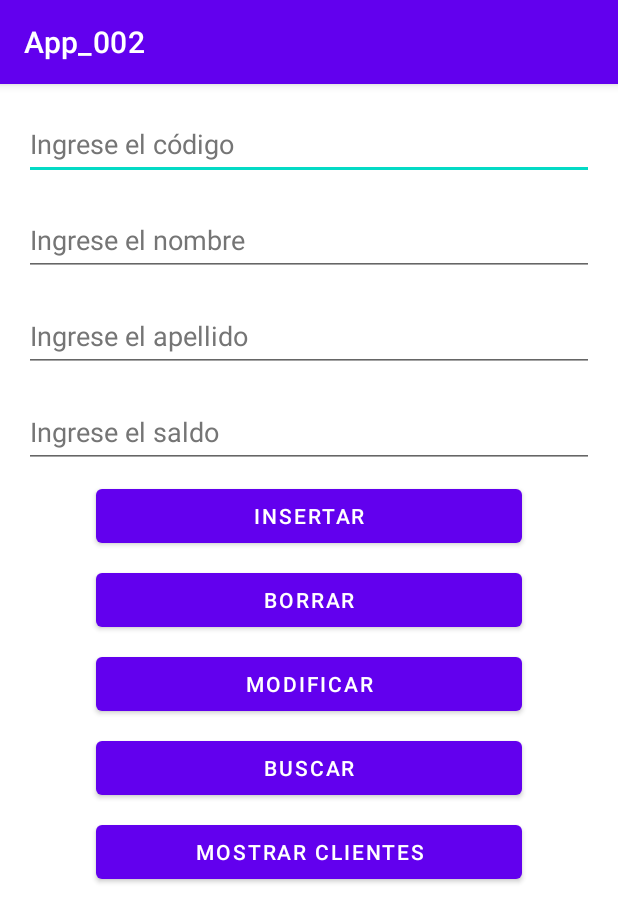
After one commit to fisei-aplicaciones-moviles/App_002, an Android app: the ClientesActivity screen opened directly, with no data from a screen before it, on a phone screen of 412 x 824 dp. The commit adds this screen. Shown: the top 922 px of the screen. Run offline under Robolectric (Android 15) with nearby library versions, the phone set to English and light mode, and no system bars.

Commit message:
Fin de la clases 21-05-2022

```diff
--- a/app/src/main/java/fisei/uta/ec/app_002/IngresoActivity.java
+++ b/app/src/main/java/fisei/uta/ec/app_002/IngresoActivity.java
@@ -36,6 +36,7 @@ public class IngresoActivity extends AppCompatActivity {
 
         if (usuario.equals("admin") && clave.equals("admin"))
         {
+            /*
             // mostrar un activity
             Intent intent = new Intent(IngresoActivity.this, MainActivity.class);
             //Intent intent = new Intent(this, MainActivity.class);
@@ -48,6 +49,11 @@ public class IngresoActivity extends AppCompatActivity {
             //........putExtra
 
             startActivity(intent);
+            *
+             */
+
+           Intent intent = new Intent(this, ClientesActivity.class);
+           startActivity(intent);
         }
         else
         {
--- /dev/null
+++ b/app/src/main/res/layout/activity_clientes.xml
@@ -0,0 +1,142 @@
+<?xml version="1.0" encoding="utf-8"?>
+<androidx.constraintlayout.widget.ConstraintLayout xmlns:android="http://schemas.android.com/apk/res/android"
+    xmlns:app="http://schemas.android.com/apk/res-auto"
+    xmlns:tools="http://schemas.android.com/tools"
+    android:layout_width="match_parent"
+    android:layout_height="match_parent"
+    tools:context=".ClientesActivity">
+
+    <EditText
+        android:id="@+id/editTextCodigo"
+        android:layout_width="0dp"
+        android:layout_height="wrap_content"
+        android:layout_marginStart="16dp"
+        android:layout_marginTop="16dp"
+        android:layout_marginEnd="16dp"
+        android:autofillHints=""
+        android:ems="10"
+        android:hint="@string/edittext_text_codigo"
+        android:inputType="textPersonName"
+        android:minHeight="48dp"
+        android:textColorHint="#757575"
+        app:layout_constraintEnd_toEndOf="parent"
+        app:layout_constraintStart_toStartOf="parent"
+        app:layout_constraintTop_toTopOf="parent" />
+
+    <EditText
+        android:id="@+id/editTextNombre"
+        android:layout_width="0dp"
+        android:layout_height="wrap_content"
+        android:layout_marginStart="16dp"
+        android:layout_marginTop="16dp"
+        android:layout_marginEnd="16dp"
+        android:autofillHints=""
+        android:ems="10"
+        android:hint="@string/edittext_text_nombre"
+        android:inputType="textPersonName"
+        android:minHeight="48dp"
+        android:textColorHint="#757575"
+        app:layout_constraintEnd_toEndOf="parent"
+        app:layout_constraintStart_toStartOf="parent"
+        app:layout_constraintTop_toBottomOf="@+id/editTextCodigo" />
+
+    <EditText
+        android:id="@+id/editTextApellido"
+        android:layout_width="0dp"
+        android:layout_height="wrap_content"
+        android:layout_marginStart="16dp"
+        android:layout_marginTop="16dp"
+        android:layout_marginEnd="16dp"
+        android:autofillHints=""
+        android:ems="10"
+        android:hint="@string/edittext_text_apellido"
+        android:inputType="textPersonName"
+        android:minHeight="48dp"
+        android:textColorHint="#757575"
+        app:layout_constraintEnd_toEndOf="parent"
+        app:layout_constraintStart_toStartOf="parent"
+        app:layout_constraintTop_toBottomOf="@+id/editTextNombre" />
+
+    <EditText
+        android:id="@+id/editTextSaldo"
+        android:layout_width="0dp"
+        android:layout_height="wrap_content"
+        android:layout_marginStart="16dp"
+        android:layout_marginTop="16dp"
+        android:layout_marginEnd="16dp"
+        android:autofillHints=""
+        android:ems="10"
+        android:hint="@string/edittext_text_saldo"
+        android:inputType="textPersonName"
+        android:minHeight="48dp"
+        android:textColorHint="#757575"
+        app:layout_constraintEnd_toEndOf="parent"
+        app:layout_constraintStart_toStartOf="parent"
+        app:layout_constraintTop_toBottomOf="@+id/editTextApellido" />
+
+    <Button
+        android:id="@+id/buttonInsertar"
+        android:layout_width="0dp"
+        android:layout_height="wrap_content"
+        android:layout_marginStart="64dp"
+        android:layout_marginTop="8dp"
+        android:layout_marginEnd="64dp"
+        android:onClick="onClicInsertar"
+        android:text="@string/button_text_insertar"
+        app:layout_constraintEnd_toEndOf="parent"
+        app:layout_constraintHorizontal_bias="0.0"
+        app:layout_constraintStart_toStartOf="parent"
+        app:layout_constraintTop_toBottomOf="@+id/editTextSaldo" />
+
+    <Button
+        android:id="@+id/buttonBorrar"
+        android:layout_width="0dp"
+        android:layout_height="wrap_content"
+        android:layout_marginStart="64dp"
+        android:layout_marginTop="8dp"
+        android:layout_marginEnd="64dp"
+        android:onClick="onClicBorrar"
+        android:text="@string/button_text_borrar"
+        app:layout_constraintEnd_toEndOf="parent"
+        app:layout_constraintStart_toStartOf="parent"
+        app:layout_constraintTop_toBottomOf="@+id/buttonInsertar" />
+
+    <Button
+        android:id="@+id/buttonModificar"
+        android:layout_width="0dp"
+        android:layout_height="wrap_content"
+        android:layout_marginStart="64dp"
+        android:layout_marginTop="8dp"
+        android:layout_marginEnd="64dp"
+        android:onClick="onClicModificar"
+        android:text="@string/button_text_modificar"
+        app:layout_constraintEnd_toEndOf="parent"
+        app:layout_constraintStart_toStartOf="parent"
+        app:layout_constraintTop_toBottomOf="@+id/buttonBorrar" />
+
+    <Button
+        android:id="@+id/buttonBuscar"
+        android:layout_width="0dp"
+        android:layout_height="wrap_content"
+        android:layout_marginStart="64dp"
+        android:layout_marginTop="8dp"
+        android:layout_marginEnd="64dp"
+        android:onClick="onClicBuscar"
+        android:text="@string/button_text_buscar"
+        app:layout_constraintEnd_toEndOf="parent"
+        app:layout_constraintStart_toStartOf="parent"
+        app:layout_constraintTop_toBottomOf="@+id/buttonModificar" />
+
+    <Button
+        android:id="@+id/buttonMostrarClientes"
+        android:layout_width="0dp"
+        android:layout_height="wrap_content"
+        android:layout_marginStart="64dp"
+        android:layout_marginTop="8dp"
+        android:layout_marginEnd="64dp"
+        android:onClick="onClicMostrarClientes"
+        android:text="@string/button_text_mostrar_clientes"
+        app:layout_constraintEnd_toEndOf="parent"
+        app:layout_constraintStart_toStartOf="parent"
+        app:layout_constraintTop_toBottomOf="@+id/buttonBuscar" />
+</androidx.constraintlayout.widget.ConstraintLayout>
--- a/app/src/main/res/values/strings.xml
+++ b/app/src/main/res/values/strings.xml
@@ -30,4 +30,16 @@
     <string name="menu_contextual_imprimir">Imprimir</string>
     <string name="menu_contextual_salir">Salir</string>
 
+    <string name="edittext_text_codigo">Ingrese el código</string>
+    <string name="edittext_text_nombre">Ingrese el nombre</string>
+    <string name="edittext_text_apellido">Ingrese el apellido</string>
+    <string name="edittext_text_saldo">Ingrese el saldo</string>
+
+
+    <string name="button_text_insertar">Insertar</string>
+    <string name="button_text_borrar">Borrar</string>
+    <string name="button_text_modificar">Modificar</string>
+    <string name="button_text_buscar">Buscar</string>
+    <string name="button_text_mostrar_clientes">Mostrar Clientes</string>
+
 </resources>
```
Also changed, not shown: app/src/main/AndroidManifest.xml (+5 -10 lines), app/src/main/java/fisei/uta/ec/app_002/ClientesActivity.java (added, +156 -0 lines), app/src/main/java/fisei/uta/ec/app_002/ClientsDataBase.java (added, +37 -0 lines), 2 other files.
